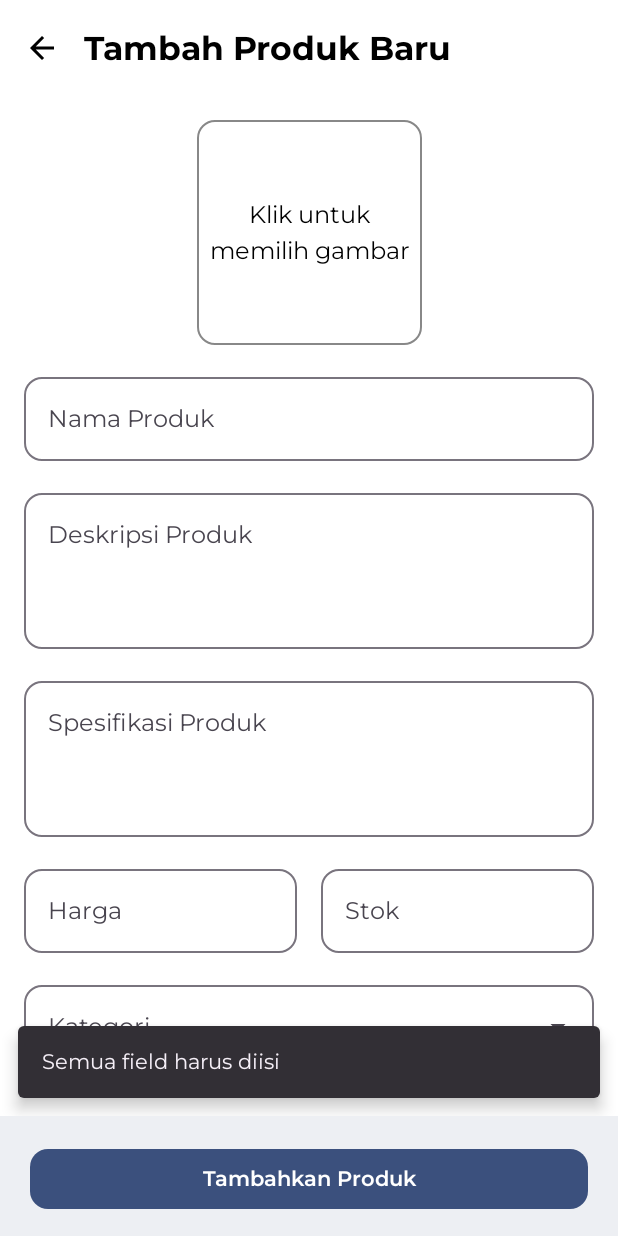
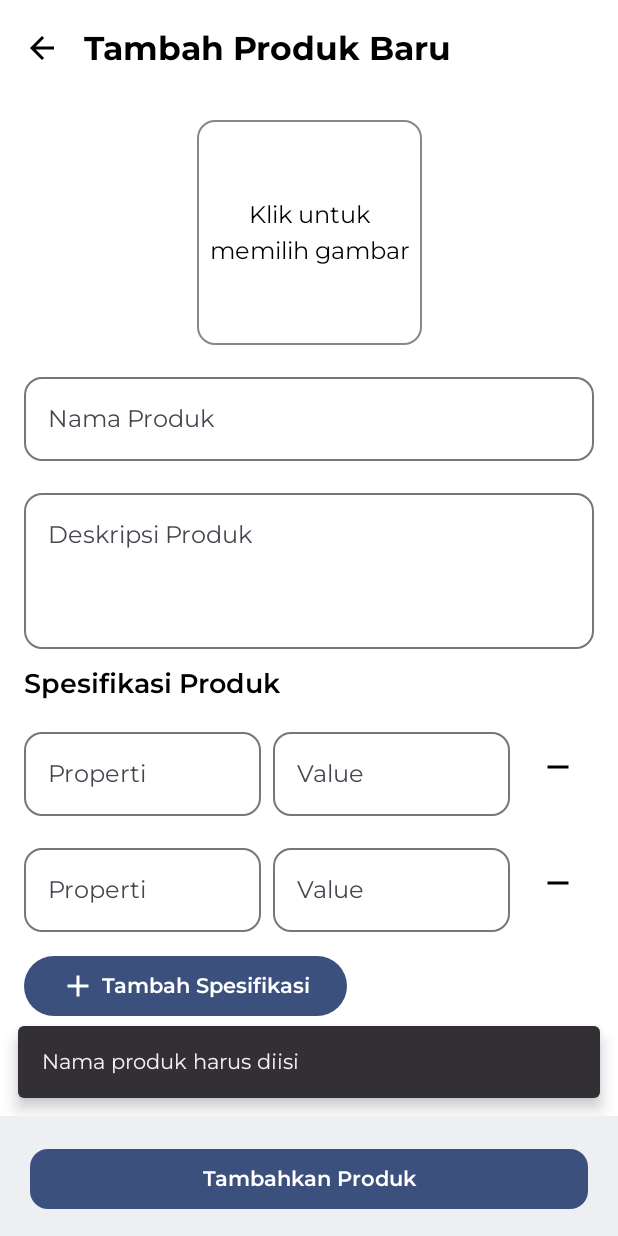
Before and after one commit to Ponyo013/Penjualan_Produk_UMKM, an Android app built with Jetpack Compose: the AddProdukScreen screen opened through its navigation route, after a tap on "Tambahkan Produk", on a phone screen of 412 x 824 dp. Run offline under Robolectric (Android 15) with nearby library versions, the phone set to English and light mode, and no system bars; our stand-ins replace Firebase (no records; nobody signed in at launch, a user with empty details on screens opened directly); pictures from the network do not load; 3 other taps on this screen came first.

Commit message:
Problem spesifikasi harus "Properti:Nilai" FIXED

```diff
--- a/app/src/main/java/com/example/penjualan_produk_umkm/owner/dashboard/addProdukScreen.kt
+++ b/app/src/main/java/com/example/penjualan_produk_umkm/owner/dashboard/addProdukScreen.kt
@@ -17,7 +17,9 @@ import androidx.compose.foundation.text.KeyboardOptions
 import androidx.compose.foundation.verticalScroll
 import androidx.compose.material.icons.Icons
 import androidx.compose.material.icons.automirrored.filled.ArrowBack
+import androidx.compose.material.icons.filled.Add
 import androidx.compose.material.icons.filled.CheckCircle
+import androidx.compose.material.icons.filled.Remove
 import androidx.compose.material3.*
 import androidx.compose.runtime.*
 import androidx.compose.ui.Alignment
@@ -36,7 +38,6 @@ import com.example.penjualan_produk_umkm.viewModel.ProdukViewModel
 import kotlinx.coroutines.launch
 
 
-
 @OptIn(ExperimentalMaterial3Api::class)
 @Composable
 fun AddProdukScreen(
@@ -44,7 +45,7 @@ fun AddProdukScreen(
 ) {
     var nama by remember { mutableStateOf("") }
     var deskripsi by remember { mutableStateOf("") }
-    var spesifikasi by remember { mutableStateOf("") }
+    var spesifikasi by remember { mutableStateOf(listOf(Pair("", ""))) }
     var harga by remember { mutableStateOf("") }
     var stok by remember { mutableStateOf("") }
     var kategori by remember { mutableStateOf("") }
@@ -85,16 +86,28 @@ fun AddProdukScreen(
                 ) {
                     Button(
                         onClick = {
-                            if (nama.isNotBlank() && deskripsi.isNotBlank() && spesifikasi.isNotBlank()
+                            // Filter out completely empty pairs first.
+                            val specs = spesifikasi.filter { it.first.isNotBlank() || it.second.isNotBlank() }
+                            // For the remaining pairs, the property (first) must be filled.
+                            val isSpesifikasiValid = specs.all { it.first.isNotBlank() }
+
+                            if (nama.isNotBlank() && deskripsi.isNotBlank() && isSpesifikasiValid
                                 && harga.isNotBlank() && stok.isNotBlank() && kategori.isNotBlank()
                             ) {
                                 isLoading = true
+                                val spesifikasiString = specs.joinToString(",") { pair ->
+                                    if (pair.second.isNotBlank()) {
+                                        "${pair.first}:${pair.second}"
+                                    } else {
+                                        pair.first
+                                    }
+                                }
 
                                 // Simpan produk, handling upload di ViewModel
                                 saveProduct(
                                     nama = nama,
                                     deskripsi = deskripsi,
-                                    spesifikasi = spesifikasi,
+                                    spesifikasi = spesifikasiString,
                                     harga = harga,
                                     stok = stok,
                                     kategori = kategori,
@@ -105,7 +118,16 @@ fun AddProdukScreen(
                                     onComplete = { isLoading = false }
                                 )
                             } else {
-                                scope.launch { snackbarHostState.showSnackbar("Semua field harus diisi") }
+                                val errorMessage = when {
+                                    nama.isBlank() -> "Nama produk harus diisi"
+                                    deskripsi.isBlank() -> "Deskripsi produk harus diisi"
+                                    !isSpesifikasiValid -> "Properti pada spesifikasi tidak boleh kosong"
+                                    harga.isBlank() -> "Harga harus diisi"
+                                    stok.isBlank() -> "Stok harus diisi"
+                                    kategori.isBlank() -> "Kategori harus diisi"
+                                    else -> "Semua field harus diisi"
+                                }
+                                scope.launch { snackbarHostState.showSnackbar(errorMessage) }
                             }
                         },
                         enabled = !isLoading, // Disable tombol saat loading
@@ -188,16 +210,49 @@ fun AddProdukScreen(
                         minLines = 3,
                     )
 
-                    OutlinedTextField(
-                        value = spesifikasi,
-                        onValueChange = { spesifikasi = it },
-                        label = { Text("Spesifikasi Produk") },
-                        placeholder = { Text("Contoh: Rangka Carbon, Suspensi 100mm") },
-                        modifier = Modifier.fillMaxWidth(),
-                        shape = RoundedCornerShape(12.dp),
-                        maxLines = Int.MAX_VALUE,
-                        minLines = 3,
-                    )
+                    // Spesifikasi Produk Dinamis
+                    Text("Spesifikasi Produk", style = MaterialTheme.typography.titleMedium)
+                    spesifikasi.forEachIndexed { index, pair ->
+                        Row(verticalAlignment = Alignment.CenterVertically, horizontalArrangement = Arrangement.spacedBy(8.dp)) {
+                            OutlinedTextField(
+                                value = pair.first,
+                                onValueChange = {
+                                    val newList = spesifikasi.toMutableList()
+                                    newList[index] = pair.copy(first = it)
+                                    spesifikasi = newList
+                                },
+                                label = { Text("Properti") },
+                                modifier = Modifier.weight(1f),
+                                shape = RoundedCornerShape(12.dp)
+                            )
+                            OutlinedTextField(
+                                value = pair.second,
+                                onValueChange = {
+                                    val newList = spesifikasi.toMutableList()
+                                    newList[index] = pair.copy(second = it)
+                                    spesifikasi = newList
+                                },
+                                label = { Text("Value") },
+                                modifier = Modifier.weight(1f),
+                                shape = RoundedCornerShape(12.dp)
+                            )
+                            IconButton(onClick = {
+                                if (spesifikasi.size > 1) {
+                                    val newList = spesifikasi.toMutableList()
+                                    newList.removeAt(index)
+                                    spesifikasi = newList
+                                }
+                            }) {
+                                Icon(Icons.Default.Remove, contentDescription = "Hapus Spesifikasi")
+                            }
+                        }
+                    }
+                    Button(onClick = { spesifikasi = spesifikasi + Pair("", "") }) {
+                        Icon(Icons.Default.Add, contentDescription = null)
+                        Spacer(modifier = Modifier.width(4.dp))
+                        Text("Tambah Spesifikasi")
+                    }
+
 
                     // Row inputan Harga & Stok
                     Row(
```
Also changed, not shown: app/src/main/java/com/example/penjualan_produk_umkm/client/ui/detailProduk/SpesifikasiFragment.kt (+22 -17 lines).
